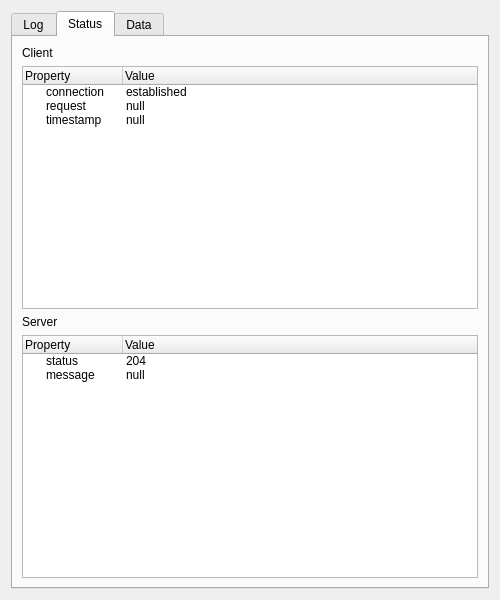
First picture: the form in src/views/component_views/info_view.ui, repository devforgely/MFA-Simulator, before the edit.
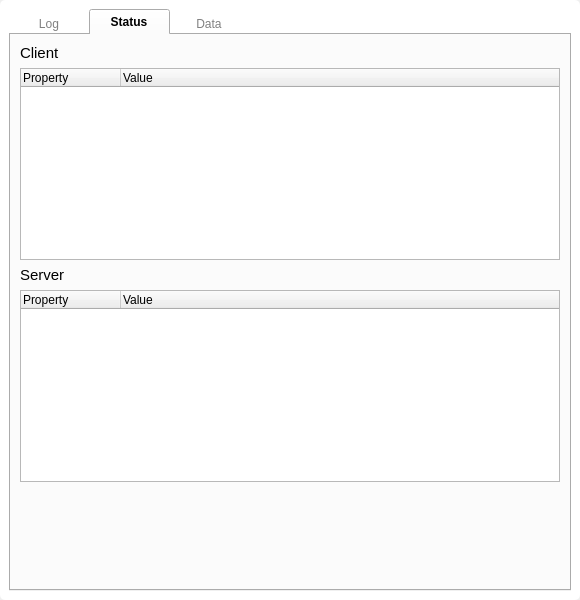
Second picture: the form after the edit. The open tabs and pages were chosen to show the change.

Commit message: update on learn view

Patch:
```diff
--- a/src/views/component_views/info_view.ui
+++ b/src/views/component_views/info_view.ui
@@ -6,27 +6,83 @@
    <rect>
     <x>0</x>
     <y>0</y>
-    <width>500</width>
+    <width>580</width>
     <height>600</height>
    </rect>
   </property>
   <property name="maximumSize">
    <size>
-    <width>500</width>
+    <width>580</width>
     <height>16777215</height>
    </size>
   </property>
   <property name="windowTitle">
    <string>Form</string>
   </property>
+  <property name="styleSheet">
+   <string notr="true">#frame {
+	background-color: white;
+	border-radius: 5px;
+}
+
+QTabBar::tab {
+	width: 80px;
+}
+
+QTabBar::tab:selected {
+	font-weight: bold;
+	
+}
+
+QTabBar::tab:!selected {
+	color: gray;
+	border: none;
+}
+
+QTabBar::tab:top:!selected {
+    margin-top: 3px;
+}
+
+QTabBar::tab:bottom:!selected {
+    margin-bottom: 3px;
+}
+
+QTabBar::tab:!selected:hover {
+    background: lightgray;
+}</string>
+  </property>
   <layout class="QVBoxLayout" name="verticalLayout">
+   <property name="spacing">
+    <number>0</number>
+   </property>
+   <property name="leftMargin">
+    <number>0</number>
+   </property>
+   <property name="topMargin">
+    <number>0</number>
+   </property>
+   <property name="rightMargin">
+    <number>0</number>
+   </property>
+   <property name="bottomMargin">
+    <number>0</number>
+   </property>
+   <item>
+    <widget class="QFrame" name="frame">
+     <property name="frameShape">
+      <enum>QFrame::StyledPanel</enum>
+     </property>
+     <property name="frameShadow">
+      <enum>QFrame::Raised</enum>
+     </property>
+     <layout class="QVBoxLayout" name="verticalLayout_5">
    <item>
     <widget class="QTabWidget" name="tabWidget">
-     <property name="maximumSize">
-      <size>
-       <width>500</width>
-       <height>16777215</height>
-      </size>
+        <property name="cursor">
+         <cursorShape>ArrowCursor</cursorShape>
+        </property>
+        <property name="tabShape">
+         <enum>QTabWidget::Rounded</enum>
      </property>
      <property name="currentIndex">
       <number>0</number>
@@ -57,7 +113,10 @@
       </attribute>
       <layout class="QVBoxLayout" name="verticalLayout_3">
        <item>
-        <widget class="QLabel" name="label">
+           <widget class="QLabel" name="client_label">
+            <property name="styleSheet">
+             <string notr="true">font-size: 11pt;</string>
+            </property>
          <property name="text">
           <string>Client</string>
          </property>
@@ -65,9 +124,21 @@
        </item>
        <item>
         <widget class="QTreeWidget" name="client_status_tree">
+            <property name="sizePolicy">
+             <sizepolicy hsizetype="Expanding" vsizetype="Minimum">
+              <horstretch>0</horstretch>
+              <verstretch>0</verstretch>
+             </sizepolicy>
+            </property>
          <property name="editTriggers">
           <set>QAbstractItemView::NoEditTriggers</set>
          </property>
+            <property name="selectionMode">
+             <enum>QAbstractItemView::NoSelection</enum>
+            </property>
+            <property name="headerHidden">
+             <bool>false</bool>
+            </property>
          <column>
           <property name="text">
            <string>Property</string>
@@ -78,34 +149,13 @@
            <string>Value</string>
           </property>
          </column>
-         <item>
-          <property name="text">
-           <string>connection</string>
-          </property>
-          <property name="text">
-           <string>established</string>
-          </property>
-         </item>
-         <item>
-          <property name="text">
-           <string>request</string>
-          </property>
-          <property name="text">
-           <string>null</string>
-          </property>
-         </item>
-         <item>
-          <property name="text">
-           <string>timestamp</string>
-          </property>
-          <property name="text">
-           <string>null</string>
-          </property>
-         </item>
         </widget>
        </item>
        <item>
-        <widget class="QLabel" name="label_2">
+           <widget class="QLabel" name="server_label">
+            <property name="styleSheet">
+             <string notr="true">font-size: 11pt;</string>
+            </property>
          <property name="text">
           <string>Server</string>
          </property>
@@ -113,6 +163,12 @@
        </item>
        <item>
         <widget class="QTreeWidget" name="server_status_tree">
+            <property name="sizePolicy">
+             <sizepolicy hsizetype="Expanding" vsizetype="Minimum">
+              <horstretch>0</horstretch>
+              <verstretch>0</verstretch>
+             </sizepolicy>
+            </property>
          <property name="editTriggers">
           <set>QAbstractItemView::NoEditTriggers</set>
          </property>
@@ -126,24 +182,21 @@
            <string>Value</string>
           </property>
          </column>
-         <item>
-          <property name="text">
-           <string>status</string>
-          </property>
-          <property name="text">
-           <string>204</string>
-          </property>
-         </item>
-         <item>
-          <property name="text">
-           <string>message</string>
-          </property>
-          <property name="text">
-           <string>null</string>
-          </property>
-         </item>
-        </widget>
-       </item>
+           </widget>
+          </item>
+          <item>
+           <spacer name="verticalSpacer_2">
+            <property name="orientation">
+             <enum>Qt::Vertical</enum>
+            </property>
+            <property name="sizeHint" stdset="0">
+             <size>
+              <width>20</width>
+              <height>40</height>
+             </size>
+            </property>
+           </spacer>
+          </item>
       </layout>
      </widget>
      <widget class="QWidget" name="data_panel">
@@ -199,8 +252,24 @@
          </column>
         </widget>
        </item>
-      </layout>
-     </widget>
+          <item>
+           <spacer name="verticalSpacer">
+            <property name="orientation">
+             <enum>Qt::Vertical</enum>
+            </property>
+            <property name="sizeHint" stdset="0">
+             <size>
+              <width>20</width>
+              <height>40</height>
+             </size>
+            </property>
+           </spacer>
+          </item>
+         </layout>
+        </widget>
+       </widget>
+      </item>
+     </layout>
     </widget>
    </item>
   </layout>
```
Left out of the diff: 42 changed lines with no effect on the pictures. Lines whose indentation alone changed are shown as unchanged. The commit also changes 27 other files.
